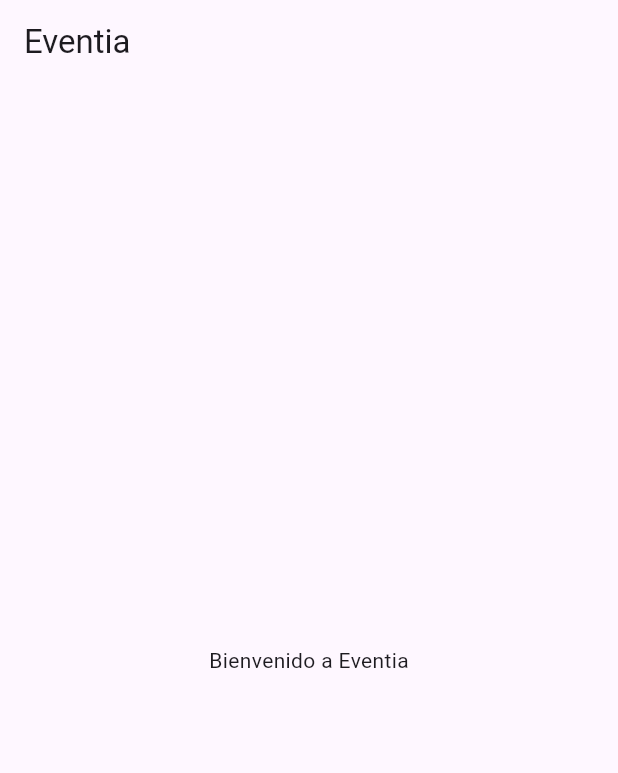
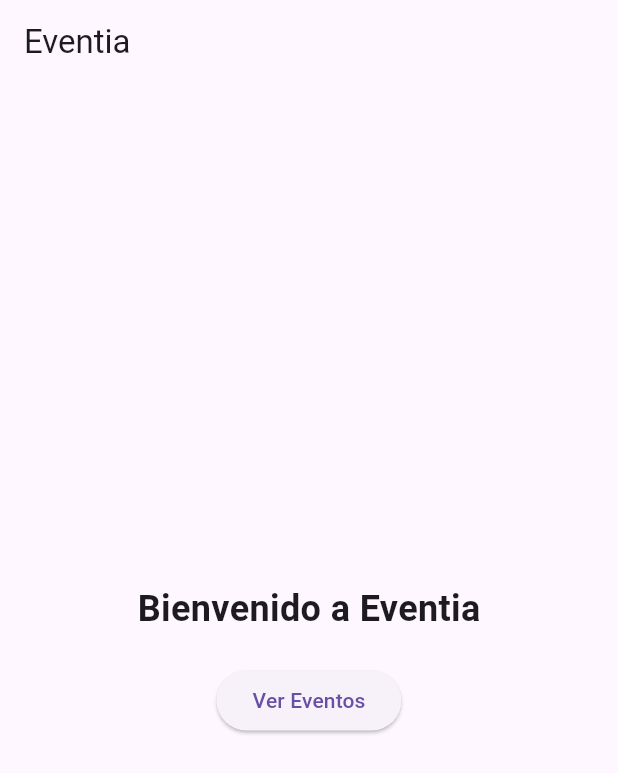
Before and after one commit to MatiArazi/eventia_app, a Flutter app: the screen it shows after launch, on a phone screen of 412 x 824 dp. Shown: the top 773 px of the screen. Run offline on Flutter 3.47's test engine with Material 3 defaults, Android fonts, the phone set to English and light mode, and no system bars; Roboto replaces fonts that are missing (Poppins).

Commit message:
Add basic HomeScreen with welcome message and button

```diff
--- a/lib/main.dart
+++ b/lib/main.dart
@@ -1,4 +1,5 @@
 import 'package:flutter/material.dart';
+import 'screens/home_screen.dart';
 
 void main() {
   runApp(EventiaApp());
@@ -11,22 +12,9 @@
       title: 'Eventia',
       theme: ThemeData(
         primarySwatch: Colors.orange,
+        fontFamily: 'Poppins', // Usa la fuente que habíamos definido
       ),
       home: HomeScreen(),
     );
   }
 }
-
-class HomeScreen extends StatelessWidget {
-  @override
-  Widget build(BuildContext context) {
-    return Scaffold(
-      appBar: AppBar(
-        title: Text('Eventia'),
-      ),
-      body: Center(
-        child: Text('Bienvenido a Eventia'),
-      ),
-    );
-  }
-}
--- /dev/null
+++ b/lib/screens/home_screen.dart
@@ -0,0 +1,33 @@
+import 'package:flutter/material.dart';
+
+class HomeScreen extends StatelessWidget {
+  @override
+  Widget build(BuildContext context) {
+    return Scaffold(
+      appBar: AppBar(
+        title: Text('Eventia'),
+      ),
+      body: Center(
+        child: Column(
+          mainAxisAlignment: MainAxisAlignment.center,
+          children: [
+            Text(
+              'Bienvenido a Eventia',
+              style: TextStyle(fontSize: 24, fontWeight: FontWeight.bold),
+            ),
+            SizedBox(height: 20),
+            ElevatedButton(
+              onPressed: () {
+                // Por ahora no navegamos a ningún lado, esto se completará más adelante.
+                ScaffoldMessenger.of(context).showSnackBar(
+                  SnackBar(content: Text('Funcionalidad próximamente')),
+                );
+              },
+              child: const Text('Ver Eventos'),
+            ),
+          ],
+        ),
+      ),
+    );
+  }
+}
```
